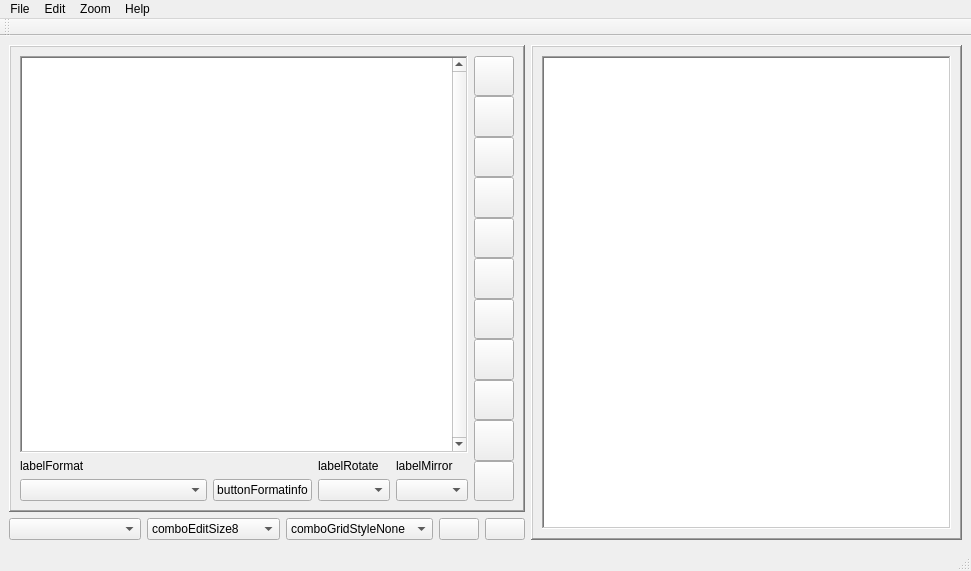
ADM228/ADM-CHR, file UI/Main.ui: the form before one commit.
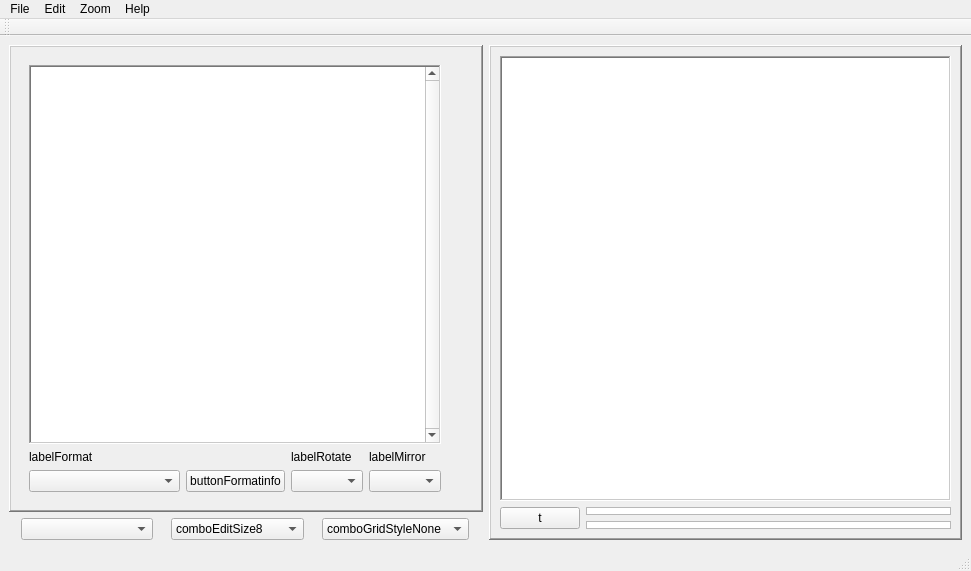
The form after the commit. Icons and pictures are not drawn.

Commit message: 1.5.0α:0006 Now with almost complete good buttons! Can resize pixmap inside and maintain the aspect ratio of it

What changed in the file:
```diff
--- a/UI/Main.ui
+++ b/UI/Main.ui
@@ -11,7 +11,7 @@
    </rect>
   </property>
   <property name="sizePolicy">
-   <sizepolicy hsizetype="Minimum" vsizetype="Minimum">
+   <sizepolicy hsizetype="Fixed" vsizetype="Minimum">
     <horstretch>0</horstretch>
     <verstretch>0</verstretch>
    </sizepolicy>
@@ -125,6 +125,79 @@
          </layout>
         </widget>
        </item>
+       <item>
+        <widget class="QFrame" name="framePalette">
+         <property name="sizePolicy">
+          <sizepolicy hsizetype="Ignored" vsizetype="Minimum">
+           <horstretch>0</horstretch>
+           <verstretch>0</verstretch>
+          </sizepolicy>
+         </property>
+         <property name="frameShape">
+          <enum>QFrame::NoFrame</enum>
+         </property>
+         <property name="frameShadow">
+          <enum>QFrame::Plain</enum>
+         </property>
+         <layout class="QHBoxLayout" name="horizontalLayout_6">
+          <property name="leftMargin">
+           <number>0</number>
+          </property>
+          <property name="topMargin">
+           <number>0</number>
+          </property>
+          <property name="rightMargin">
+           <number>0</number>
+          </property>
+          <property name="bottomMargin">
+           <number>0</number>
+          </property>
+          <item>
+           <widget class="QPushButton" name="buttonPaletteTable">
+            <property name="sizePolicy">
+             <sizepolicy hsizetype="Fixed" vsizetype="Fixed">
+              <horstretch>0</horstretch>
+              <verstretch>0</verstretch>
+             </sizepolicy>
+            </property>
+            <property name="text">
+             <string>t</string>
+            </property>
+            <property name="checkable">
+             <bool>true</bool>
+            </property>
+           </widget>
+          </item>
+          <item>
+           <layout class="QVBoxLayout" name="layoutGraphicsPalette">
+            <item>
+             <widget class="QGraphicsView" name="graphicsPaletteTable">
+              <property name="enabled">
+               <bool>true</bool>
+              </property>
+              <property name="sizePolicy">
+               <sizepolicy hsizetype="Ignored" vsizetype="Ignored">
+                <horstretch>0</horstretch>
+                <verstretch>0</verstretch>
+               </sizepolicy>
+              </property>
+             </widget>
+            </item>
+            <item>
+             <widget class="QGraphicsView" name="graphicsPalette">
+              <property name="sizePolicy">
+               <sizepolicy hsizetype="Ignored" vsizetype="Ignored">
+                <horstretch>0</horstretch>
+                <verstretch>0</verstretch>
+               </sizepolicy>
+              </property>
+             </widget>
+            </item>
+           </layout>
+          </item>
+         </layout>
+        </widget>
+       </item>
       </layout>
      </widget>
     </item>
@@ -152,6 +225,13 @@
         </property>
         <layout class="QHBoxLayout" name="horizontalLayout_2">
          <item>
+          <widget class="QFrame" name="frame">
+           <property name="sizePolicy">
+            <sizepolicy hsizetype="MinimumExpanding" vsizetype="Preferred">
+             <horstretch>0</horstretch>
+             <verstretch>0</verstretch>
+            </sizepolicy>
+           </property>
           <layout class="QVBoxLayout" name="verticalLayout">
            <item>
             <widget class="QFrame" name="frame_3">
@@ -192,7 +272,7 @@
               <item>
                <widget class="QGraphicsView" name="graphicsPicture">
                 <property name="sizePolicy">
-                 <sizepolicy hsizetype="Minimum" vsizetype="Minimum">
+                  <sizepolicy hsizetype="Preferred" vsizetype="Minimum">
                   <horstretch>0</horstretch>
                   <verstretch>0</verstretch>
                  </sizepolicy>
@@ -277,6 +357,12 @@
                <property name="text">
                 <string>labelMirror</string>
                </property>
+                <property name="scaledContents">
+                 <bool>false</bool>
+                </property>
+                <property name="margin">
+                 <number>0</number>
+                </property>
               </widget>
              </item>
              <item row="1" column="3">
@@ -318,9 +404,22 @@
             </layout>
            </item>
           </layout>
+          </widget>
          </item>
          <item>
           <widget class="QFrame" name="buttonJumpFrame">
+           <property name="sizePolicy">
+            <sizepolicy hsizetype="Minimum" vsizetype="Preferred">
+             <horstretch>0</horstretch>
+             <verstretch>0</verstretch>
+            </sizepolicy>
+           </property>
+           <property name="minimumSize">
+            <size>
+             <width>16</width>
+             <height>16</height>
+            </size>
+           </property>
            <layout class="QVBoxLayout" name="verticalLayout_2">
             <property name="spacing">
              <number>0</number>
@@ -340,288 +439,6 @@
             <property name="bottomMargin">
              <number>0</number>
             </property>
-            <item>
-             <widget class="QPushButton" name="buttonJumpBegin">
-              <property name="sizePolicy">
-               <sizepolicy hsizetype="Fixed" vsizetype="Preferred">
-                <horstretch>0</horstretch>
-                <verstretch>0</verstretch>
-               </sizepolicy>
-              </property>
-              <property name="minimumSize">
-               <size>
-                <width>0</width>
-                <height>0</height>
-               </size>
-              </property>
-              <property name="layoutDirection">
-               <enum>Qt::LeftToRight</enum>
-              </property>
-              <property name="text">
-               <string/>
-              </property>
-              <property name="icon">
-               <iconset>
-                <normalon>:/Everything/BeginningOfFile.png</normalon>
-               </iconset>
-              </property>
-              <property name="iconSize">
-               <size>
-                <width>24</width>
-                <height>24</height>
-               </size>
-              </property>
-              <property name="default">
-               <bool>false</bool>
-              </property>
-              <property name="flat">
-               <bool>false</bool>
-              </property>
-             </widget>
-            </item>
-            <item>
-             <widget class="QPushButton" name="buttonJumpM100">
-              <property name="sizePolicy">
-               <sizepolicy hsizetype="Fixed" vsizetype="Preferred">
-                <horstretch>0</horstretch>
-                <verstretch>0</verstretch>
-               </sizepolicy>
-              </property>
-              <property name="text">
-               <string/>
-              </property>
-              <property name="icon">
-               <iconset>
-                <normalon>:/Everything/Block-100.png</normalon>
-               </iconset>
-              </property>
-              <property name="iconSize">
-               <size>
-                <width>24</width>
-                <height>24</height>
-               </size>
-              </property>
-             </widget>
-            </item>
-            <item>
-             <widget class="QPushButton" name="buttonJumpM10">
-              <property name="sizePolicy">
-               <sizepolicy hsizetype="Fixed" vsizetype="Preferred">
-                <horstretch>0</horstretch>
-                <verstretch>0</verstretch>
-               </sizepolicy>
-              </property>
-              <property name="text">
-               <string/>
-              </property>
-              <property name="icon">
-               <iconset resource="Resources.qrc">
-                <normaloff>:/Everything/Block-10.png</normaloff>:/Everything/Block-10.png</iconset>
-              </property>
-              <property name="iconSize">
-               <size>
-                <width>24</width>
-                <height>24</height>
-               </size>
-              </property>
-             </widget>
-            </item>
-            <item>
-             <widget class="QPushButton" name="buttonJumpM1">
-              <property name="sizePolicy">
-               <sizepolicy hsizetype="Preferred" vsizetype="Preferred">
-                <horstretch>0</horstretch>
-                <verstretch>0</verstretch>
-               </sizepolicy>
-              </property>
-              <property name="text">
-               <string/>
-              </property>
-              <property name="icon">
-               <iconset resource="Resources.qrc">
-                <normaloff>:/Everything/Block-1.png</normaloff>:/Everything/Block-1.png</iconset>
-              </property>
-              <property name="iconSize">
-               <size>
-                <width>24</width>
-                <height>24</height>
-               </size>
-              </property>
-             </widget>
-            </item>
-            <item>
-             <widget class="QPushButton" name="buttonJumpM1b">
-              <property name="sizePolicy">
-               <sizepolicy hsizetype="Minimum" vsizetype="Preferred">
-                <horstretch>0</horstretch>
-                <verstretch>0</verstretch>
-               </sizepolicy>
-              </property>
-              <property name="text">
-               <string/>
-              </property>
-              <property name="icon">
-               <iconset>
-                <normalon>:/Everything/Byte-1.png</normalon>
-               </iconset>
-              </property>
-              <property name="iconSize">
-               <size>
-                <width>24</width>
-                <height>24</height>
-               </size>
-              </property>
-             </widget>
-            </item>
-            <item>
-             <widget class="QPushButton" name="buttonJumpP1b">
-              <property name="sizePolicy">
-               <sizepolicy hsizetype="Minimum" vsizetype="Preferred">
-                <horstretch>0</horstretch>
-                <verstretch>0</verstretch>
-               </sizepolicy>
-              </property>
-              <property name="text">
-               <string/>
-              </property>
-              <property name="icon">
-               <iconset>
-                <normalon>:/Everything/Byte+1.png</normalon>
-               </iconset>
-              </property>
-              <property name="iconSize">
-               <size>
-                <width>24</width>
-                <height>24</height>
-               </size>
-              </property>
-             </widget>
-            </item>
-            <item>
-             <widget class="QPushButton" name="buttonJumpP1">
-              <property name="sizePolicy">
-               <sizepolicy hsizetype="Minimum" vsizetype="Preferred">
-                <horstretch>0</horstretch>
-                <verstretch>0</verstretch>
-               </sizepolicy>
-              </property>
-              <property name="text">
-               <string/>
-              </property>
-              <property name="icon">
-               <iconset>
-                <normalon>:/Everything/Block+1.png</normalon>
-               </iconset>
-              </property>
-              <property name="iconSize">
-               <size>
-                <width>24</width>
-                <height>24</height>
-               </size>
-              </property>
-              <property name="default">
-               <bool>false</bool>
-              </property>
-              <property name="flat">
-               <bool>false</bool>
-              </property>
-             </widget>
-            </item>
-            <item>
-             <widget class="QPushButton" name="buttonJumpP10">
-              <property name="sizePolicy">
-               <sizepolicy hsizetype="Minimum" vsizetype="Preferred">
-                <horstretch>0</horstretch>
-                <verstretch>0</verstretch>
-               </sizepolicy>
-              </property>
-              <property name="text">
-               <string/>
-              </property>
-              <property name="icon">
-               <iconset>
-                <normalon>:/Everything/Block+10.png</normalon>
-               </iconset>
-              </property>
-              <property name="iconSize">
-               <size>
-                <width>24</width>
-                <height>24</height>
-               </size>
-              </property>
-             </widget>
-            </item>
-            <item>
-             <widget class="QPushButton" name="buttonJumpP100">
-              <property name="sizePolicy">
-               <sizepolicy hsizetype="Minimum" vsizetype="Preferred">
-                <horstretch>0</horstretch>
-                <verstretch>0</verstretch>
-               </sizepolicy>
-              </property>
-              <property name="text">
-               <string/>
-              </property>
-              <property name="icon">
-               <iconset resource="Resources.qrc">
-                <normaloff>:/Everything/Block+100.png</normaloff>:/Everything/Block+100.png</iconset>
-              </property>
-              <property name="iconSize">
-               <size>
-                <width>24</width>
-                <height>24</height>
-               </size>
-              </property>
-             </widget>
-            </item>
-            <item>
-             <widget class="QPushButton" name="buttonJumpEnd">
-              <property name="sizePolicy">
-               <sizepolicy hsizetype="Minimum" vsizetype="Preferred">
-                <horstretch>0</horstretch>
-                <verstretch>0</verstretch>
-               </sizepolicy>
-              </property>
-              <property name="text">
-               <string/>
-              </property>
-              <property name="icon">
-               <iconset>
-                <normalon>:/Everything/EndOfFile.png</normalon>
-               </iconset>
-              </property>
-              <property name="iconSize">
-               <size>
-                <width>24</width>
-                <height>24</height>
-               </size>
-              </property>
-             </widget>
-            </item>
-            <item>
-             <widget class="QPushButton" name="buttonJumpAddressInput">
-              <property name="sizePolicy">
-               <sizepolicy hsizetype="Minimum" vsizetype="Preferred">
-                <horstretch>0</horstretch>
-                <verstretch>0</verstretch>
-               </sizepolicy>
-              </property>
-              <property name="text">
-               <string/>
-              </property>
-              <property name="icon">
-               <iconset>
-                <normalon>:/Everything/AddressInput.png</normalon>
-               </iconset>
-              </property>
-              <property name="iconSize">
-               <size>
-                <width>24</width>
-                <height>24</height>
-               </size>
-              </property>
-             </widget>
-            </item>
            </layout>
           </widget>
          </item>
@@ -635,6 +452,12 @@
         </property>
         <item>
          <widget class="QComboBox" name="comboGUISize">
+          <property name="sizePolicy">
+           <sizepolicy hsizetype="Maximum" vsizetype="Fixed">
+            <horstretch>0</horstretch>
+            <verstretch>0</verstretch>
+           </sizepolicy>
+          </property>
           <item>
            <property name="text">
             <string/>
@@ -709,6 +532,12 @@
         </item>
         <item>
          <widget class="QComboBox" name="comboEditSize">
+          <property name="sizePolicy">
+           <sizepolicy hsizetype="Maximum" vsizetype="Fixed">
+            <horstretch>0</horstretch>
+            <verstretch>0</verstretch>
+           </sizepolicy>
+          </property>
           <item>
            <property name="text">
             <string>comboEditSize8</string>
@@ -753,6 +582,12 @@
         </item>
         <item>
          <widget class="QComboBox" name="comboGridStyle">
+          <property name="sizePolicy">
+           <sizepolicy hsizetype="Maximum" vsizetype="Fixed">
+            <horstretch>0</horstretch>
+            <verstretch>0</verstretch>
+           </sizepolicy>
+          </property>
           <item>
            <property name="text">
             <string>comboGridStyleNone</string>
@@ -780,49 +615,6 @@
           </item>
          </widget>
         </item>
-        <item>
-         <widget class="QPushButton" name="buttonPictureGrid">
-          <property name="sizePolicy">
-           <sizepolicy hsizetype="Fixed" vsizetype="Fixed">
-            <horstretch>0</horstretch>
-            <verstretch>0</verstretch>
-           </sizepolicy>
-          </property>
-          <property name="text">
-           <string/>
-          </property>
-          <property name="icon">
-           <iconset resource="Resources.qrc">
-            <normaloff>:/Everything/PictureGrid.png</normaloff>:/Everything/PictureGrid.png</iconset>
-          </property>
-          <property name="checkable">
-           <bool>true</bool>
-          </property>
-          <property name="flat">
-           <bool>false</bool>
-          </property>
-         </widget>
-        </item>
-        <item>
-         <widget class="QPushButton" name="buttonEditorGrid">
-          <property name="sizePolicy">
-           <sizepolicy hsizetype="Fixed" vsizetype="Fixed">
-            <horstretch>0</horstretch>
-            <verstretch>0</verstretch>
-           </sizepolicy>
-          </property>
-          <property name="text">
-           <string/>
-          </property>
-          <property name="icon">
-           <iconset resource="Resources.qrc">
-            <normaloff>:/Everything/EditorGrid.png</normaloff>:/Everything/EditorGrid.png</iconset>
-          </property>
-          <property name="checkable">
-           <bool>true</bool>
-          </property>
-         </widget>
-        </item>
        </layout>
       </item>
      </layout>
```
Lines whose indentation alone changed are shown as unchanged. The commit also changes 2 other files.
